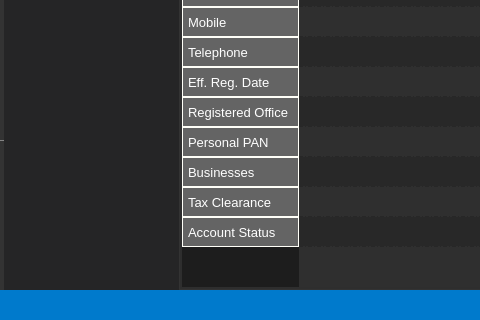
Old version of the form assets/UI/Interface.ui in the repository mentormaya/Maya-Utility-App; both pictures show x 94 to 574 and y 380 to 700 of the 1100 by 700 pixel window.
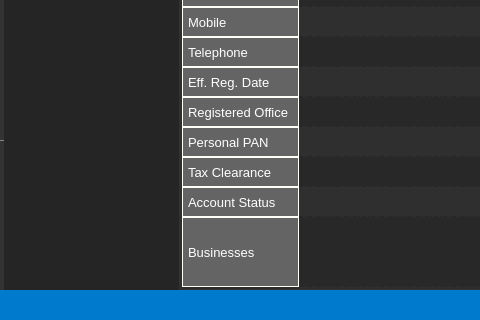
New version of the form. Icons and pictures are not drawn.

The edit to the form file:
```diff
--- a/assets/UI/Interface.ui
+++ b/assets/UI/Interface.ui
@@ -1644,6 +1644,12 @@
                        <property name="sortingEnabled">
                         <bool>false</bool>
                        </property>
+                       <property name="cornerButtonEnabled">
+                        <bool>true</bool>
+                       </property>
+                       <property name="columnCount">
+                        <number>1</number>
+                       </property>
                        <attribute name="horizontalHeaderVisible">
                         <bool>true</bool>
                        </attribute>
@@ -1659,6 +1665,12 @@
                        <attribute name="horizontalHeaderStretchLastSection">
                         <bool>true</bool>
                        </attribute>
+                       <attribute name="verticalHeaderVisible">
+                        <bool>true</bool>
+                       </attribute>
+                       <attribute name="verticalHeaderStretchLastSection">
+                        <bool>true</bool>
+                       </attribute>
                        <row>
                         <property name="text">
                          <string>Name in English</string>
@@ -1704,11 +1716,6 @@
                          <string>Personal PAN</string>
                         </property>
                        </row>
-                       <row>
-                        <property name="text">
-                         <string>Businesses</string>
-                        </property>
-                       </row>
                        <row>
                         <property name="text">
                          <string>Tax Clearance</string>
@@ -1719,6 +1726,11 @@
                          <string>Account Status</string>
                         </property>
                        </row>
+                       <row>
+                        <property name="text">
+                         <string>Businesses</string>
+                        </property>
+                       </row>
                        <column>
                         <property name="text">
                          <string>Values</string>
```
